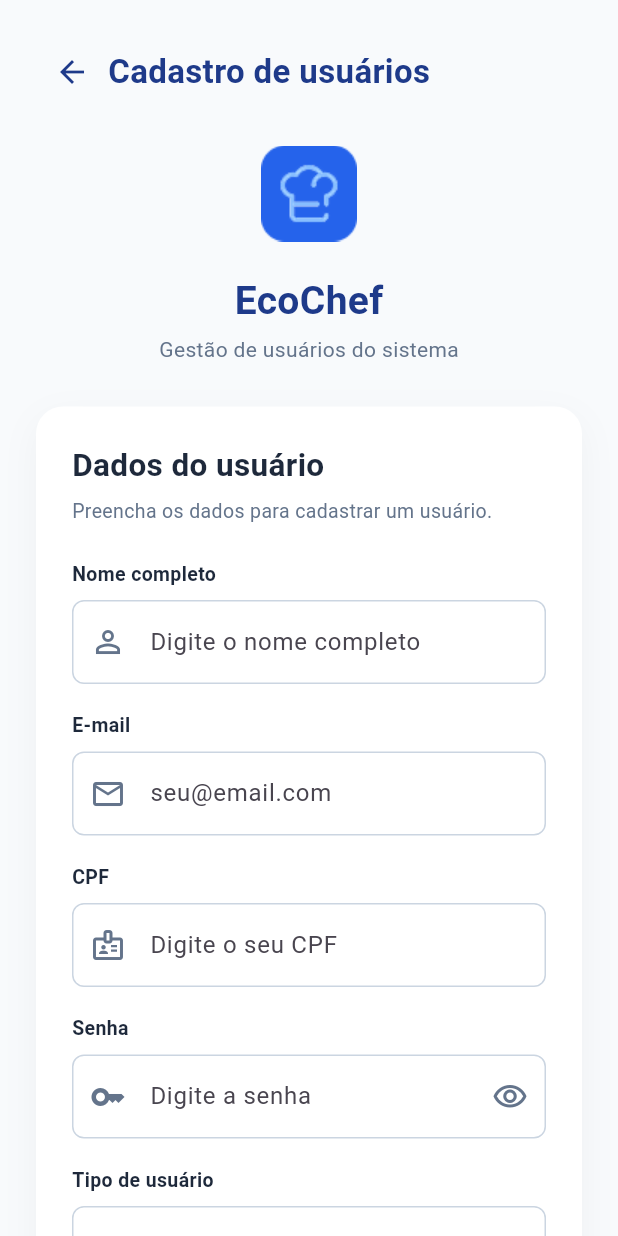
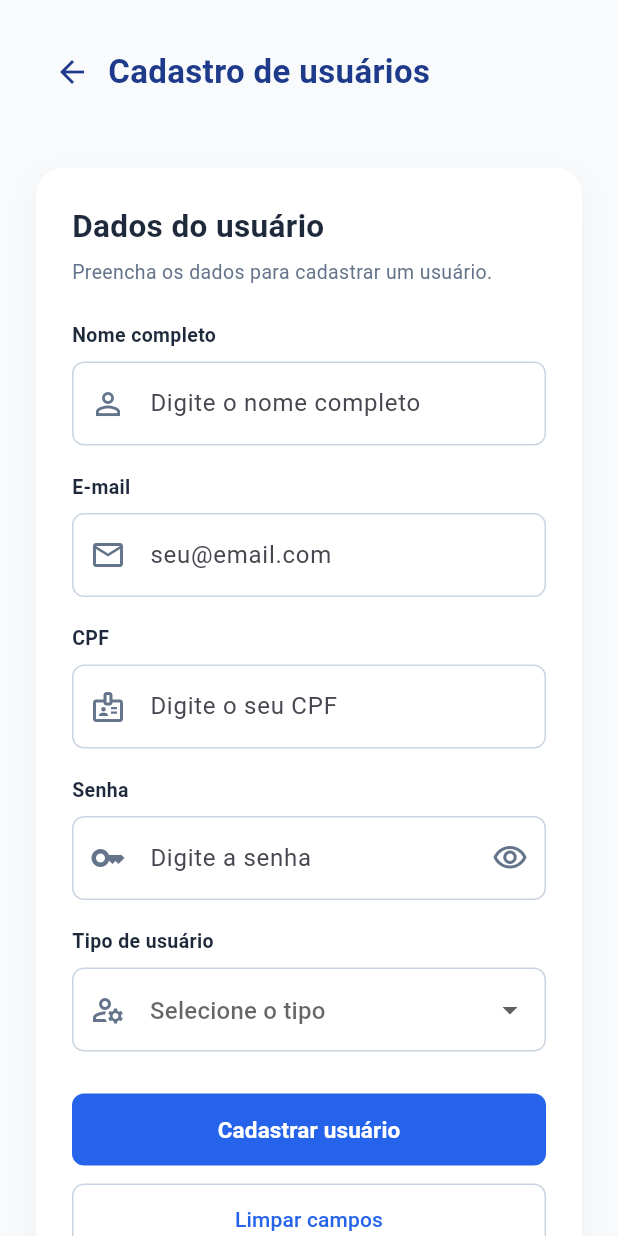
Before and after one commit to rafaelfernandespro/EcoChef, a Flutter app: the CadastroUsuariosScreen screen opened by its route, on a phone screen of 412 x 824 dp. Run offline on Flutter 3.47's test engine with Material 3 defaults, Android fonts, the phone set to English and light mode, and no system bars; our stand-ins replace cloud_firestore, firebase_auth, firebase_core; accounts and stored records are empty.

Commit message:
ajustes finais

```diff
--- a/lib/Views/usuarios/cadastrar-usuario.dart
+++ b/lib/Views/usuarios/cadastrar-usuario.dart
@@ -392,6 +392,8 @@ class _CadastroUsuariosScreenState
         'Usuário cadastrado com sucesso!',
         cor: const Color(0xFF16A34A),
       );
+      Navigator.pop(context, true);
+
     } on FirebaseAuthException catch (e) {
       bool contaRemovida = true;
 
@@ -542,40 +544,6 @@ class _CadastroUsuariosScreenState
                 ),
 
                 const SizedBox(height: 12),
-
-                // IDENTIDADE VISUAL
-                Image.asset(
-                  'assets/images/logo.png',
-                  width: 90,
-                  errorBuilder: (context, error, stackTrace) {
-                    return const Icon(
-                      Icons.restaurant_menu,
-                      size: 64,
-                      color: Color(0xFF2563EB),
-                    );
-                  },
-                ),
-
-                const SizedBox(height: 8),
-
-                const Text(
-                  'EcoChef',
-                  style: TextStyle(
-                    fontSize: 26,
-                    fontWeight: FontWeight.bold,
-                    color: Color(0xFF1E3A8A),
-                  ),
-                ),
-
-                const SizedBox(height: 4),
-
-                const Text(
-                  'Gestão de usuários do sistema',
-                  style: TextStyle(
-                    fontSize: 14,
-                    color: Color(0xFF64748B),
-                  ),
-                ),
 
                 const SizedBox(height: 28),
 
```
Also changed, not shown: lib/Views/home-page.dart (+16 -5 lines), lib/Views/relatorios-page.dart (+46 -11 lines), lib/Views/usuarios/gerenciar-usuario.dart (+45 -10 lines).
